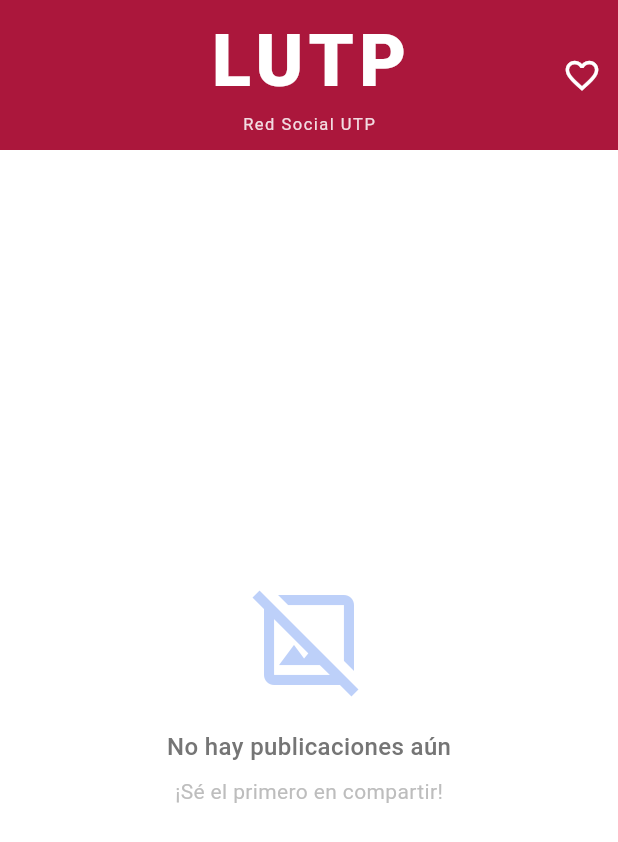
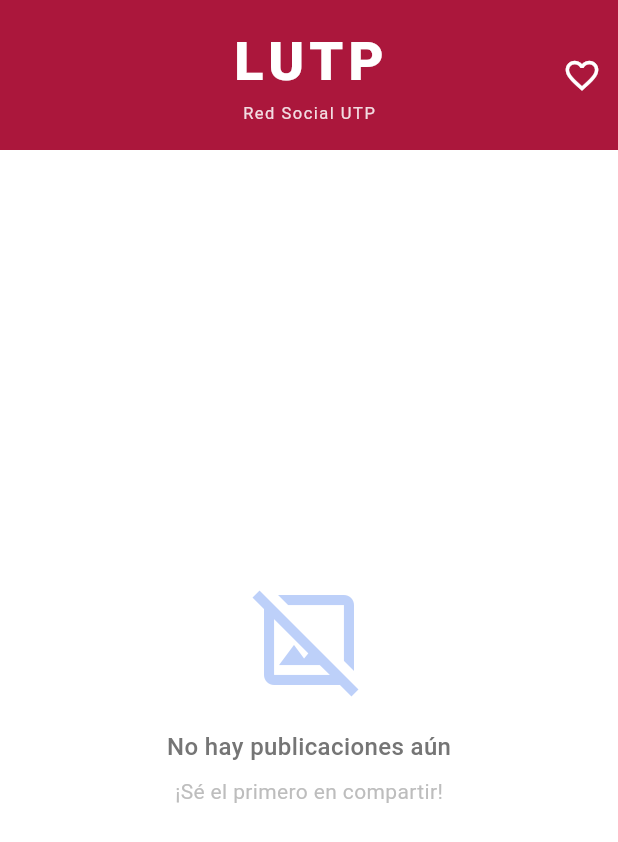
Before and after one commit to valentino0331/ComuUTP, a Flutter app: the HomeScreen screen opened directly, on a phone screen of 412 x 824 dp. Shown: the top 842 px of the screen. Run offline on Flutter 3.47's test engine with Material 3 defaults, Android fonts, the phone set to English and light mode, and no system bars; our stand-ins replace firebase_auth, firebase_core, flutter_secure_storage, image_picker, phosphor_flutter; accounts and stored records are empty; network calls fail; Roboto replaces fonts that are missing (Montserrat).

Commit message:
Style: LUTP smaller (36pt) + Icon bigger (240px) with smaller circle (200px)

```diff
--- a/utp_comunidades_app/lib/screens/home_screen.dart
+++ b/utp_comunidades_app/lib/screens/home_screen.dart
@@ -56,7 +56,7 @@ class _HomeScreenState extends State<HomeScreen> {
             'LUTP',
             style: TextStyle(
               fontFamily: 'Montserrat',
-              fontSize: 48,
+              fontSize: 36,
               fontWeight: FontWeight.w900,
               letterSpacing: 3.5,
               color: Colors.white,
```
Also changed, not shown: utp_comunidades_app/lib/screens/login_screen.dart (+4 -4 lines).
